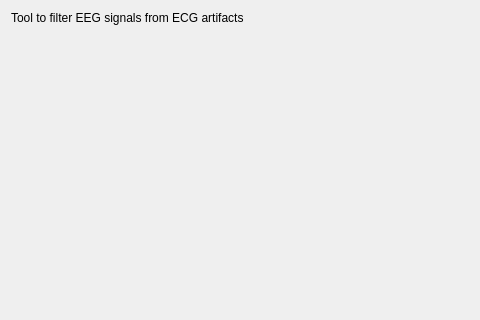
First picture: the form in tools/ToolsPackageVR/EcgArtifactsCorrectionOnEeg/IntroStep/Ui_IntroStep.ui, repository vrivest/snooz-package-VR, before the edit; both pictures show x 0 to 480 and y 0 to 320 of the 730 by 590 pixel window.
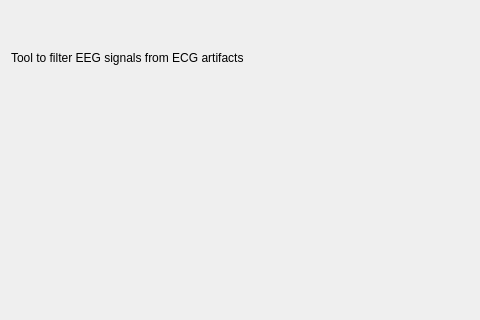
Second picture: the form after the edit.

Commit message: modif intro step

What changed in the file:
```diff
--- a/tools/ToolsPackageVR/EcgArtifactsCorrectionOnEeg/IntroStep/Ui_IntroStep.ui
+++ b/tools/ToolsPackageVR/EcgArtifactsCorrectionOnEeg/IntroStep/Ui_IntroStep.ui
@@ -20,6 +20,32 @@
    <property name="spacing">
     <number>25</number>
    </property>
+   <item>
+    <spacer name="horizontalSpacer">
+     <property name="orientation">
+      <enum>Qt::Orientation::Horizontal</enum>
+     </property>
+     <property name="sizeHint" stdset="0">
+      <size>
+       <width>40</width>
+       <height>20</height>
+      </size>
+     </property>
+    </spacer>
+   </item>
+   <item>
+    <spacer name="horizontalSpacer_2">
+     <property name="orientation">
+      <enum>Qt::Orientation::Horizontal</enum>
+     </property>
+     <property name="sizeHint" stdset="0">
+      <size>
+       <width>40</width>
+       <height>20</height>
+      </size>
+     </property>
+    </spacer>
+   </item>
    <item>
     <widget class="QLabel" name="label">
      <property name="text">
```
The commit also changes 1 other file.
